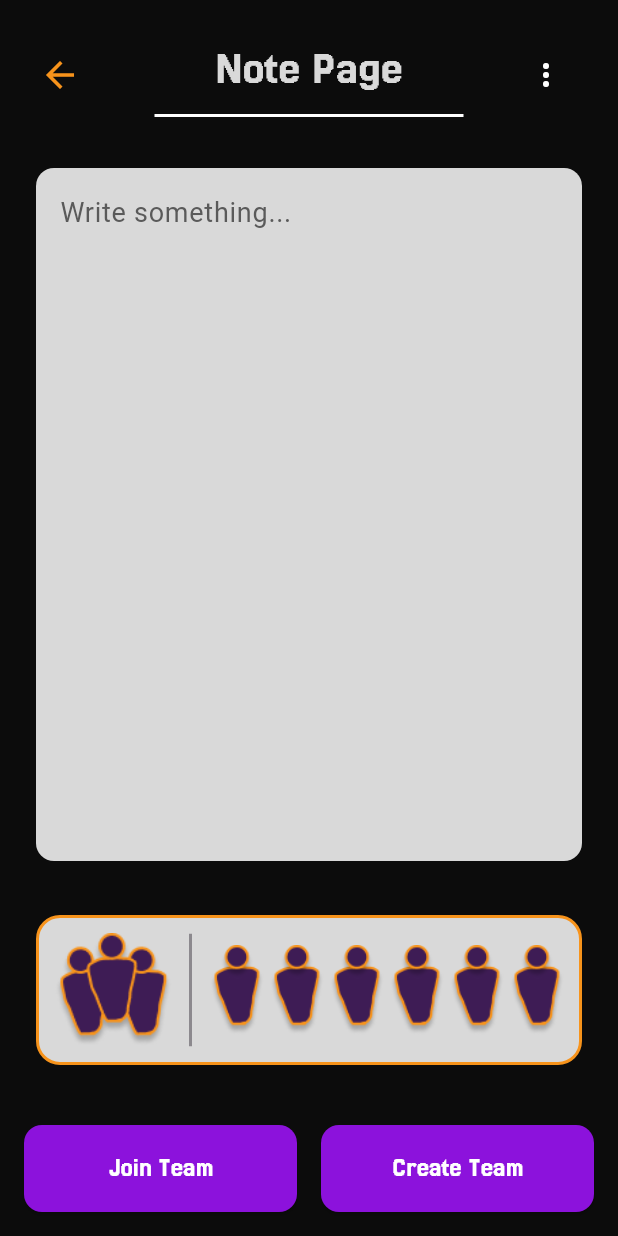
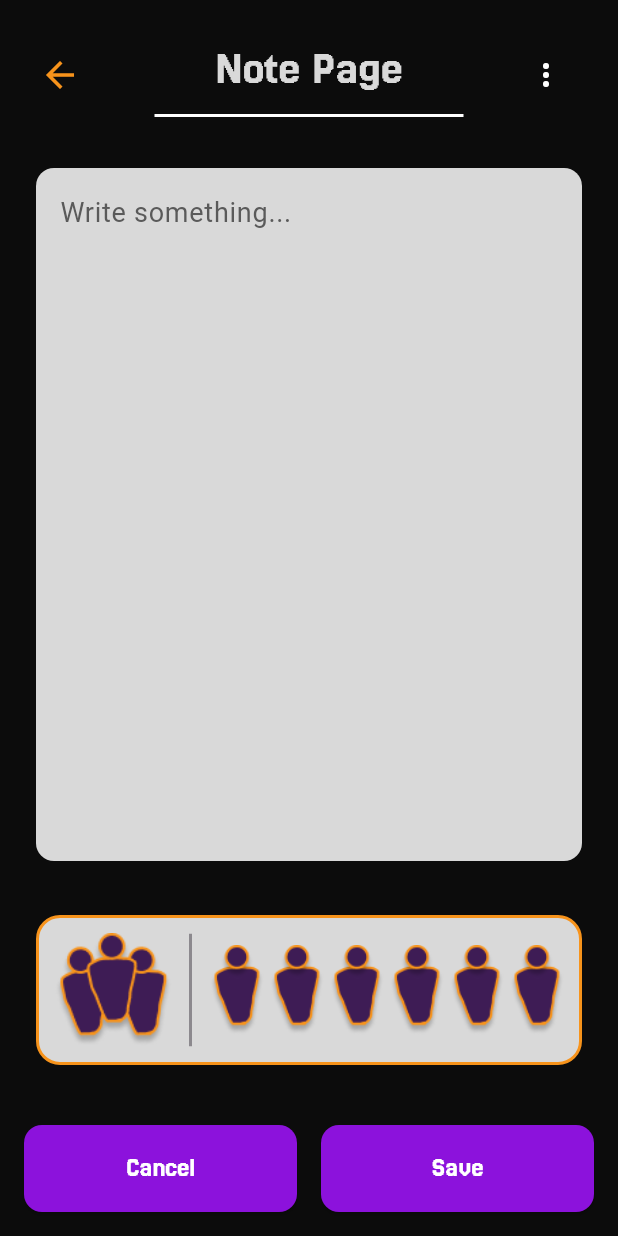
Before and after one commit to Yigidosantos9/310-Project, a Flutter app: the NotePage screen opened by its route, on a phone screen of 412 x 824 dp. Run offline on Flutter 3.47's test engine with Material 3 defaults, Android fonts, the phone set to English and light mode, and no system bars; our stand-ins replace flutter_svg; missing offline and left inert: dart:ffi.

Commit message:
Bugfix - Buttons repaired

```diff
--- a/spacy_notes/lib/main.dart
+++ b/spacy_notes/lib/main.dart
@@ -29,7 +29,7 @@ class MyApp extends StatelessWidget {
   Widget build(BuildContext context) {
     return MaterialApp(
       debugShowCheckedModeBanner: false,
-      initialRoute: '/detailedTeam',
+      initialRoute: '/splash',
       title: 'spacy_notes',
       theme: ThemeData(
 
--- a/spacy_notes/lib/screens/notePage.dart
+++ b/spacy_notes/lib/screens/notePage.dart
@@ -137,9 +137,9 @@ class NotePage extends StatelessWidget {
                             ),
                           ),
                           onPressed: () {
-                            Navigator.of(context).pushNamed('/joinTeam');
+                            Navigator.of(context).popUntil(ModalRoute.withName('/profile'));
                           },
-                          child: const CustomText(text: "Join Team", fontSize: 18,color: AppColors.mainTextColor),
+                          child: const CustomText(text: "Cancel", fontSize: 18,color: AppColors.mainTextColor),
                         ),
                       ),
                       const SizedBox(width: 16),
@@ -153,9 +153,9 @@ class NotePage extends StatelessWidget {
                             ),
                           ),
                           onPressed: () {
-                            Navigator.of(context).pushNamed('/createTeam');
+                            Navigator.of(context).popUntil(ModalRoute.withName('/profile')); // Then we will save in real
                           },
-                          child: const CustomText(text: "Create Team", fontSize: 18,color: AppColors.mainTextColor),
+                          child: const CustomText(text: "Save", fontSize: 18,color: AppColors.mainTextColor),
                         ),
                       ),
                     ],
```
